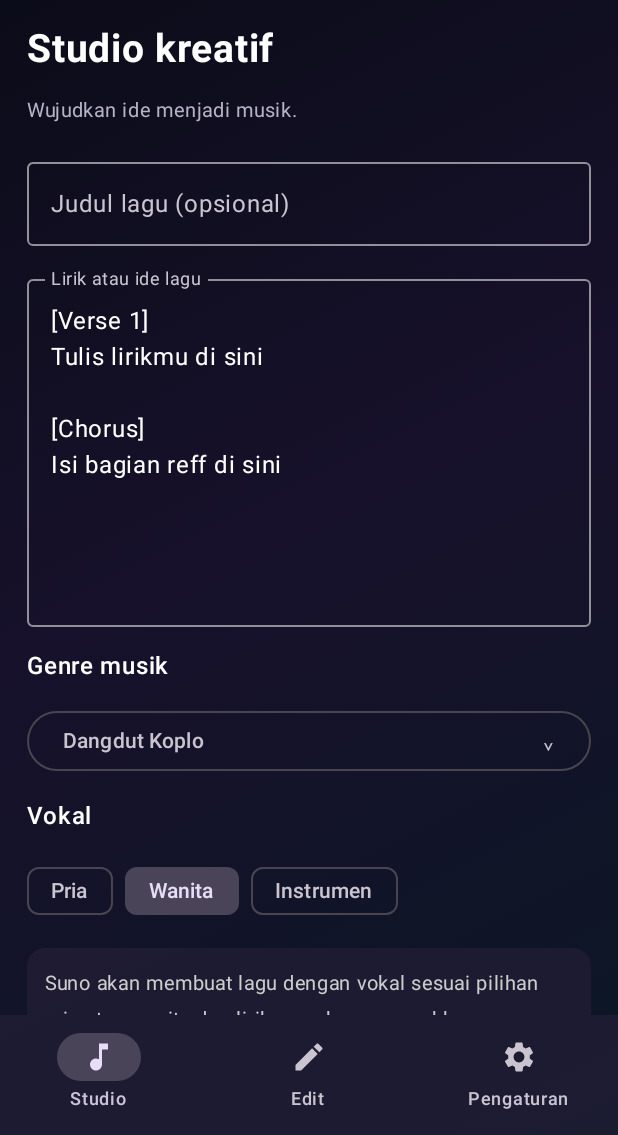
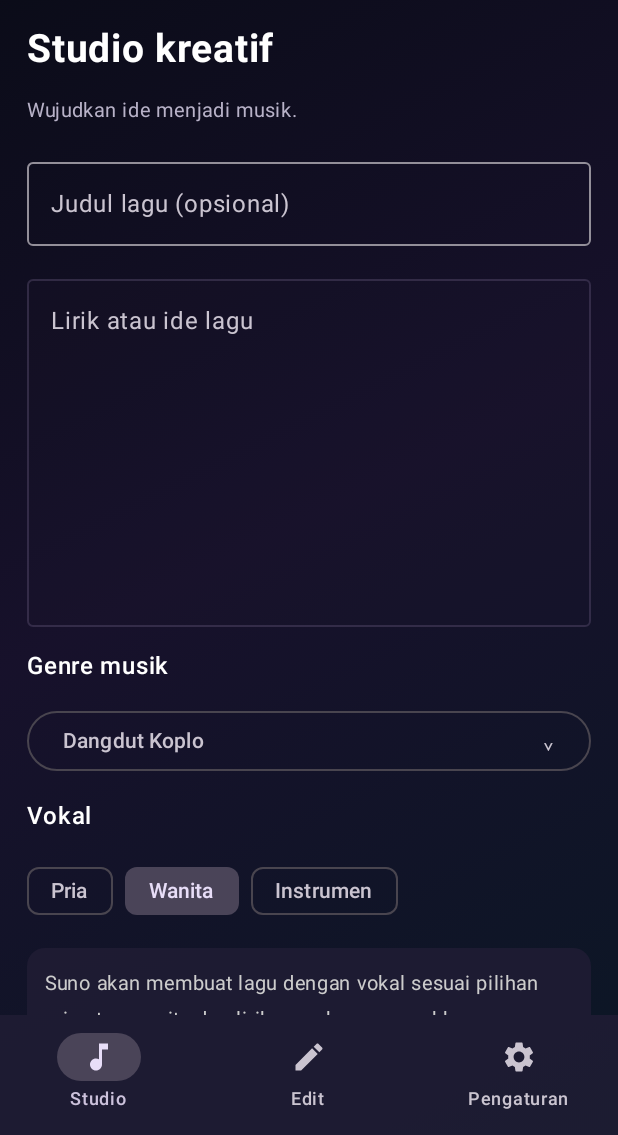
Before and after one commit to Froglands/music_ai, an Android app built with Jetpack Compose: the screen it shows after launch (MainActivity), on a phone screen of 412 x 824 dp, the part 101-1236 px from its top. Run offline under Robolectric (Android 15) with nearby library versions, the phone set to English and light mode, and no system bars; pictures from the network do not load.

Commit message:
Use empty smart input and premium translucent text field

```diff
--- a/android/app/src/main/java/com/music_ai/app/MainActivity.kt
+++ b/android/app/src/main/java/com/music_ai/app/MainActivity.kt
@@ -75,9 +75,7 @@ fun MusicAiScreen() {
 
     var page by remember { mutableStateOf(AppPage.STUDIO) }
     var title by remember { mutableStateOf("") }
-    var lyrics by remember {
-        mutableStateOf("[Verse 1]\nTulis lirikmu di sini\n\n[Chorus]\nIsi bagian reff di sini")
-    }
+    var lyrics by remember { mutableStateOf("") }
     var genre by remember { mutableStateOf("Dangdut Koplo") }
     var vocal by remember { mutableStateOf("female") }
     var bpm by remember { mutableFloatStateOf(110f) }
@@ -380,7 +378,8 @@ fun MusicAiScreen() {
                             value = lyrics, onValueChange = { lyrics = it },
                             label = { Text("Lirik atau ide lagu") },
                             modifier = Modifier.fillMaxWidth().height(240.dp),
-                            placeholder = { Text("Tulis lirik atau cukup ceritakan ide lagumu...\n\nContoh ide: Buatkan lagu tema mistis tentang desa tua di pegunungan.\n\nAtau mulai dengan [Verse 1] untuk menulis lirik sendiri.") }
+                            colors = OutlinedTextFieldDefaults.colors(focusedContainerColor = Color(0x33201B31), unfocusedContainerColor = Color(0x22201B31), focusedBorderColor = Color(0xFFB69BFF), unfocusedBorderColor = Color(0x665F5477)),
+                            placeholder = { Text("Tulis lirik lengkap atau cukup satu ide...\n\nContoh: Buatkan lagu tema mistis tentang desa tua di pegunungan.\n\nPetunjuk ini akan hilang saat kamu mulai mengetik.") }
                         )
 
                         Text("Genre musik", fontWeight = FontWeight.SemiBold)
```
